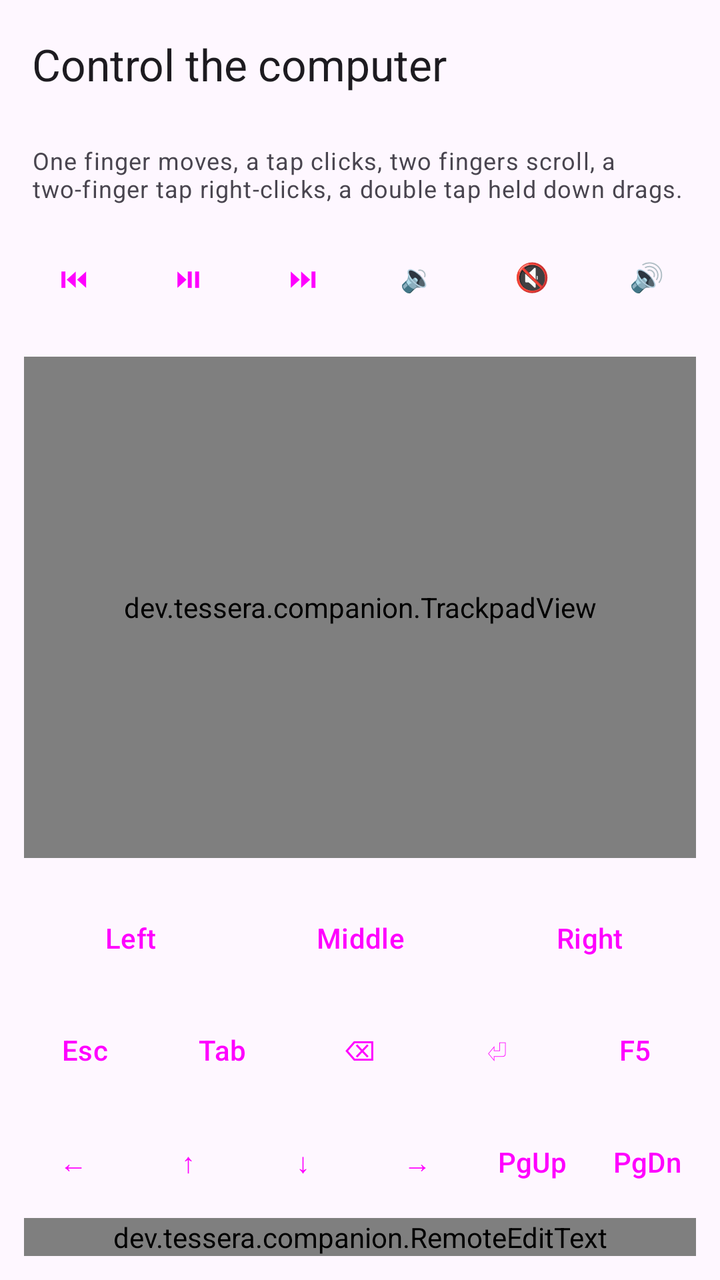
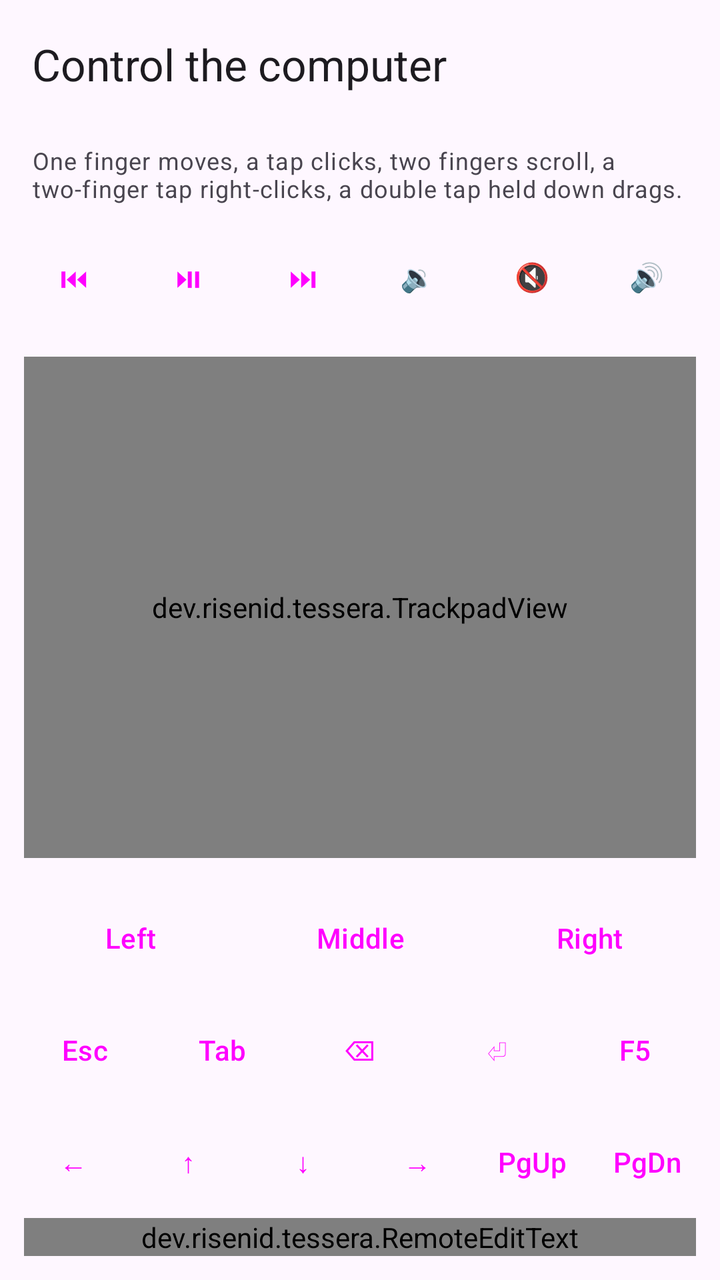

Two renders of the same Android screen: before a commit and after it. Below are the layout's source before the change and the commit's diff.
<!-- AndroidManifest.xml: application theme Theme.Tessera -->
<!-- res/layout/activity_remote.xml -->
<?xml version="1.0" encoding="utf-8"?>
<LinearLayout xmlns:android="http://schemas.android.com/apk/res/android"
    xmlns:app="http://schemas.android.com/apk/res-auto"
    android:id="@+id/root"
    android:layout_width="match_parent"
    android:layout_height="match_parent"
    android:orientation="vertical"
    android:background="?attr/colorSurface">

    <com.google.android.material.appbar.AppBarLayout
        android:layout_width="match_parent"
        android:layout_height="wrap_content"
        android:fitsSystemWindows="true">

        <com.google.android.material.appbar.MaterialToolbar
            android:id="@+id/toolbar"
            android:layout_width="match_parent"
            android:layout_height="?attr/actionBarSize"
            app:title="@string/remote_title" />
    </com.google.android.material.appbar.AppBarLayout>

    <TextView
        android:id="@+id/remoteState"
        android:layout_width="match_parent"
        android:layout_height="wrap_content"
        android:paddingHorizontal="16dp"
        android:paddingVertical="8dp"
        android:textAppearance="?attr/textAppearanceBodySmall"
        android:textColor="?attr/colorOnSurfaceVariant"
        android:text="@string/remote_hint" />

    
    <HorizontalScrollView
        android:id="@+id/targetsScroll"
        android:layout_width="match_parent"
        android:layout_height="wrap_content"
        android:paddingHorizontal="12dp"
        android:scrollbars="none"
        android:visibility="gone">

        <com.google.android.material.chip.ChipGroup
            android:id="@+id/targets"
            android:layout_width="wrap_content"
            android:layout_height="wrap_content"
            app:selectionRequired="true"
            app:singleLine="true"
            app:singleSelection="true" />
    </HorizontalScrollView>

    
    <LinearLayout
        android:layout_width="match_parent"
        android:layout_height="wrap_content"
        android:orientation="horizontal"
        android:paddingHorizontal="8dp">
        <Button android:id="@+id/mediaPrevious" style="@style/Widget.Tessera.Key" android:text="⏮" />
        <Button android:id="@+id/mediaPlay" style="@style/Widget.Tessera.Key" android:text="⏯" />
        <Button android:id="@+id/mediaNext" style="@style/Widget.Tessera.Key" android:text="⏭" />
        <Button android:id="@+id/mediaVolumeDown" style="@style/Widget.Tessera.Key" android:text="🔉" />
        <Button android:id="@+id/mediaMute" style="@style/Widget.Tessera.Key" android:text="🔇" />
        <Button android:id="@+id/mediaVolumeUp" style="@style/Widget.Tessera.Key" android:text="🔊" />
    </LinearLayout>

    <dev.tessera.companion.TrackpadView
        android:id="@+id/trackpad"
        android:layout_width="match_parent"
        android:layout_height="0dp"
        android:layout_weight="1"
        android:layout_margin="12dp"
        android:background="@drawable/bg_trackpad" />

    
    <LinearLayout
        android:layout_width="match_parent"
        android:layout_height="wrap_content"
        android:orientation="horizontal"
        android:paddingHorizontal="8dp">
        <Button android:id="@+id/keyLeftClick" style="@style/Widget.Tessera.Key" android:text="@string/remote_left" />
        <Button android:id="@+id/keyMiddleClick" style="@style/Widget.Tessera.Key" android:text="@string/remote_middle" />
        <Button android:id="@+id/keyRightClick" style="@style/Widget.Tessera.Key" android:text="@string/remote_right" />
    </LinearLayout>

    
    <LinearLayout
        android:layout_width="match_parent"
        android:layout_height="wrap_content"
        android:orientation="horizontal"
        android:paddingHorizontal="8dp">
        <Button android:id="@+id/keyEscape" style="@style/Widget.Tessera.Key" android:text="Esc" />
        <Button android:id="@+id/keyTab" style="@style/Widget.Tessera.Key" android:text="Tab" />
        <Button android:id="@+id/keyBackspace" style="@style/Widget.Tessera.Key" android:text="⌫" />
        <Button android:id="@+id/keyEnter" style="@style/Widget.Tessera.Key" android:text="⏎" />
        <Button android:id="@+id/keyF5" style="@style/Widget.Tessera.Key" android:text="F5" />
    </LinearLayout>

    <LinearLayout
        android:layout_width="match_parent"
        android:layout_height="wrap_content"
        android:orientation="horizontal"
        android:paddingHorizontal="8dp">
        <Button android:id="@+id/keyLeft" style="@style/Widget.Tessera.Key" android:text="←" />
        <Button android:id="@+id/keyUp" style="@style/Widget.Tessera.Key" android:text="↑" />
        <Button android:id="@+id/keyDown" style="@style/Widget.Tessera.Key" android:text="↓" />
        <Button android:id="@+id/keyRight" style="@style/Widget.Tessera.Key" android:text="→" />
        <Button android:id="@+id/keyPageUp" style="@style/Widget.Tessera.Key" android:text="PgUp" />
        <Button android:id="@+id/keyPageDown" style="@style/Widget.Tessera.Key" android:text="PgDn" />
    </LinearLayout>

    <com.google.android.material.textfield.TextInputLayout
        android:layout_width="match_parent"
        android:layout_height="wrap_content"
        android:layout_marginHorizontal="12dp"
        android:layout_marginBottom="12dp"
        android:hint="@string/remote_type_hint">

        <dev.tessera.companion.RemoteEditText
            android:id="@+id/typeBox"
            android:layout_width="match_parent"
            android:layout_height="wrap_content"
            android:imeOptions="actionSend|flagNoExtractUi"
            android:inputType="text|textNoSuggestions"
            android:maxLines="1" />
    </com.google.android.material.textfield.TextInputLayout>
</LinearLayout>
<!-- resources referenced by this layout -->
<resources>
  <!-- drawable bg_trackpad (drawable) -->
  <?xml version="1.0" encoding="utf-8"?>
  <shape xmlns:android="http://schemas.android.com/apk/res/android" android:shape="rectangle">
      <solid android:color="?attr/colorSurfaceContainerHigh" />
      <corners android:radius="24dp" />
      <stroke android:width="1dp" android:color="?attr/colorOutlineVariant" />
  </shape>
  <string name="remote_hint">One finger moves, a tap clicks, two fingers scroll, a two-finger tap right-clicks, a double tap held down drags.</string>
  <string name="remote_left">Left</string>
  <string name="remote_middle">Middle</string>
  <string name="remote_right">Right</string>
  <string name="remote_title">Control the computer</string>
  <string name="remote_type_hint">Type here to type on the computer</string>
  <style name="Widget.Tessera.Key" parent="Widget.Material3.Button.TonalButton">
          <item name="android:layout_width">0dp</item>
          <item name="android:layout_height">wrap_content</item>
          <item name="android:layout_weight">1</item>
          <item name="android:layout_margin">4dp</item>
          <item name="android:minWidth">0dp</item>
          <item name="android:insetTop">0dp</item>
          <item name="android:insetBottom">0dp</item>
          <item name="android:paddingLeft">4dp</item>
          <item name="android:paddingRight">4dp</item>
      </style>
  <style name="Theme.Tessera" parent="Theme.Material3.DayNight.NoActionBar">
          <item name="android:navigationBarColor">@android:color/transparent</item>
      </style>
</resources>

<!-- the commit's change to res/layout/activity_remote.xml (unified diff, before → after) -->
@@ -61,7 +61,7 @@
         <Button android:id="@+id/mediaVolumeUp" style="@style/Widget.Tessera.Key" android:text="🔊" />
     </LinearLayout>
 
-    <dev.tessera.companion.TrackpadView
+    <dev.risenid.tessera.TrackpadView
         android:id="@+id/trackpad"
         android:layout_width="match_parent"
         android:layout_height="0dp"
@@ -113,7 +113,7 @@
         android:layout_marginBottom="12dp"
         android:hint="@string/remote_type_hint">
 
-        <dev.tessera.companion.RemoteEditText
+        <dev.risenid.tessera.RemoteEditText
             android:id="@+id/typeBox"
             android:layout_width="match_parent"
             android:layout_height="wrap_content"
